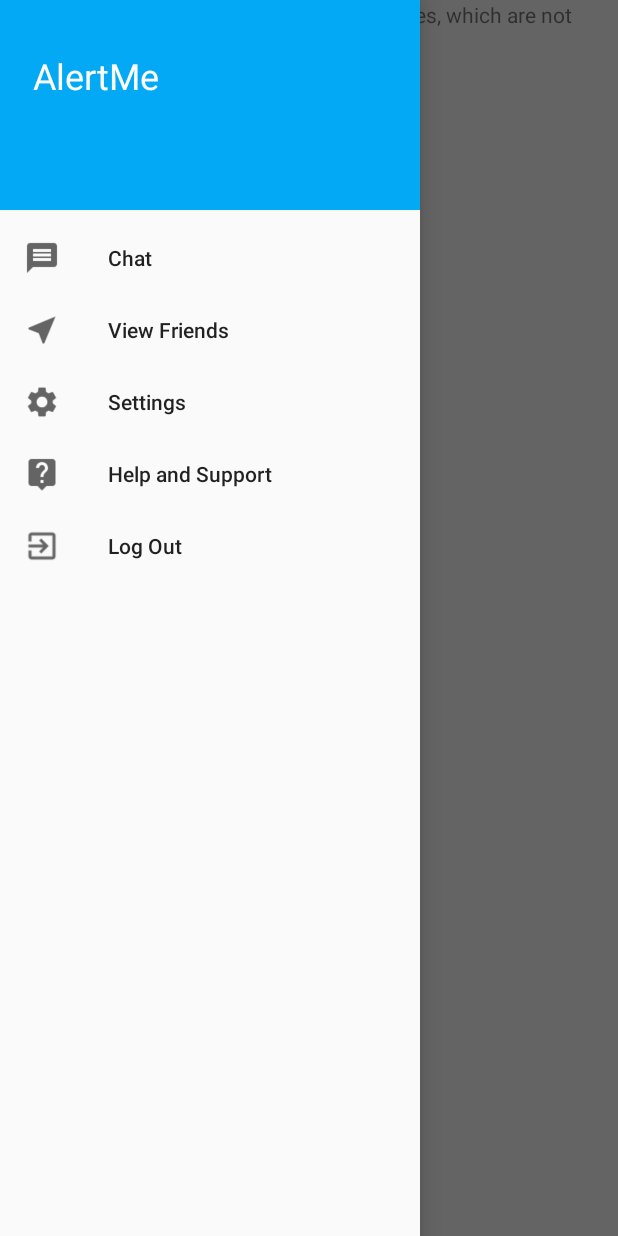
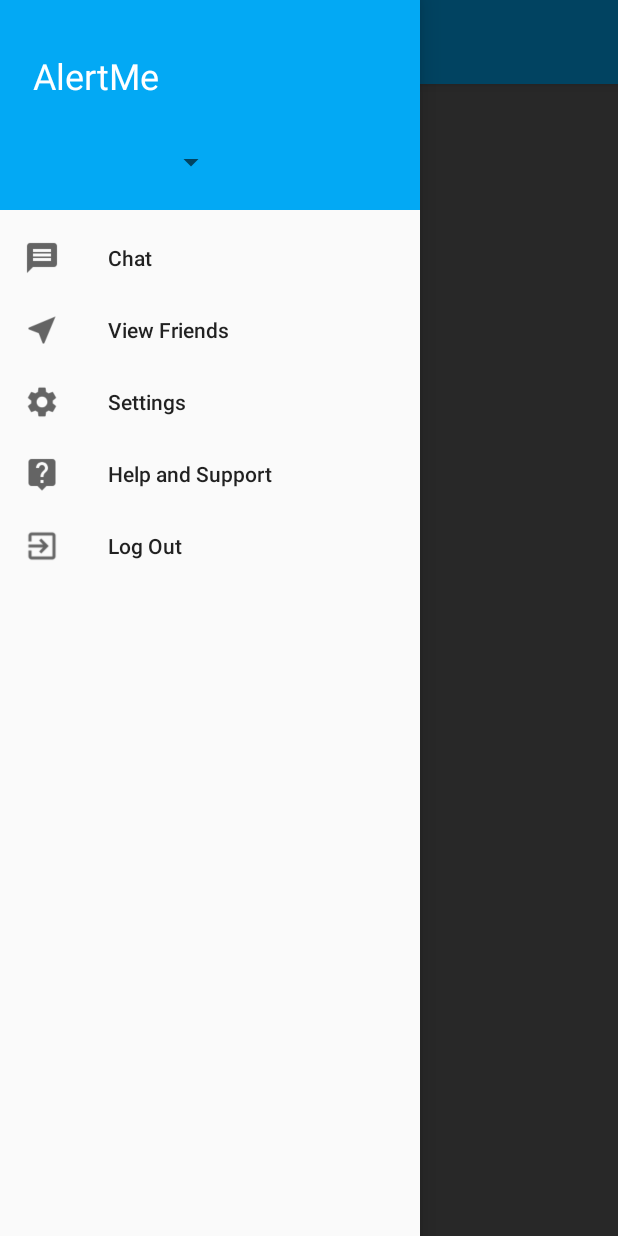
Before and after one commit to sanjulamadurapperuma/AlertMe, an Android app: the MapsActivity screen opened directly, with no data from a screen before it, with the side drawer open, on a phone screen of 412 x 824 dp. Run offline under Robolectric (Android 15) with nearby library versions, the phone set to English and light mode, and no system bars; our stand-ins replace Firebase (no records; nobody signed in at launch, a user with empty details on screens opened directly).

Commit message:
Fixed the error in MapsActivity

```diff
--- a/app/src/main/java/com/teamsos/android/alertme/ui/map/MapsActivity.java
+++ b/app/src/main/java/com/teamsos/android/alertme/ui/map/MapsActivity.java
@@ -10,11 +10,6 @@ import android.support.v7.app.ActionBarDrawerToggle;
 import android.support.v7.app.AppCompatActivity;
 import android.support.v7.widget.Toolbar;
 import android.view.MenuItem;
-import android.view.View;
-import android.widget.AdapterView;
-import android.widget.ArrayAdapter;
-import android.widget.Spinner;
-import android.widget.Toast;
 
 import com.google.android.gms.maps.CameraUpdateFactory;
 import com.google.android.gms.maps.GoogleMap;
@@ -56,54 +51,19 @@ public class MapsActivity extends AppCompatActivity implements OnMapReadyCallbac
         super.onCreate(savedInstanceState);
         setContentView(R.layout.activity_maps);
         toolbar = findViewById(R.id.toolbar);
-        //setSupportActionBar(toolbar);
+        setSupportActionBar(toolbar);
         setTitle("View Friends");
         drawerLayout = findViewById(R.id.maps);
         drawerToggle = new ActionBarDrawerToggle(this, drawerLayout, R.string.open, R.string.close);
         drawerLayout.addDrawerListener(drawerToggle);
         drawerToggle.syncState();
-        Objects.requireNonNull(getSupportActionBar()).setDisplayHomeAsUpEnabled(true);
-        final NavigationView navigationView = findViewById(R.id.nav_barMap);
+        getSupportActionBar().setDisplayHomeAsUpEnabled(true);
+        NavigationView navigationView = findViewById(R.id.nav_barMap);
         navigationView.setNavigationItemSelectedListener(this);
         // Obtain the SupportMapFragment and get notified when the map is ready to be used.
         SupportMapFragment mapFragment = (SupportMapFragment) getSupportFragmentManager()
                 .findFragmentById(R.id.map);
         mapFragment.getMapAsync(this);
-        View header=navigationView.getHeaderView(0);
-        final Spinner spinner = header.findViewById(R.id.Type);
-        spinner.setVisibility(View.GONE);
-        new HelpActivity().isUser(new com.teamsos.android.alertme.ui.help_and_support.Callback() {//To check if the user is a device owner
-            @Override
-            public void onCallback(boolean value) {
-                if (value){
-                     new HelpActivity().isFriend(new com.teamsos.android.alertme.ui.help_and_support.Callback() {
-                        @Override
-                        public void onCallback(boolean value) {
-                            if (value){//To check if the user is a friend
-                                spinner.setVisibility(View.VISIBLE);
-                                final String[] items = new String[2];
-                                items[0]="Owner";
-                                items[1]="Friend";
-
-                                spinner.setAdapter(new ArrayAdapter<String>(MapsActivity.this,android.R.layout.simple_spinner_dropdown_item,items ));
-                                spinner.setOnItemSelectedListener(new AdapterView.OnItemSelectedListener() {
-                                    @Override
-                                    public void onItemSelected(AdapterView<?> parent, View view, int position, long id) {
-                                        Toast.makeText(MapsActivity.this,items[position],Toast.LENGTH_SHORT).show();
-
-                                    }
-
-                                    @Override
-                                    public void onNothingSelected(AdapterView<?> parent) {
-
-                                    }
-                                });
-                            }
-                        }
-                    });
-                }
-            }
-        });
     }
 
 
--- a/app/src/main/res/layout/activity_maps.xml
+++ b/app/src/main/res/layout/activity_maps.xml
@@ -18,7 +18,20 @@
         android:layout_height="match_parent"
         tools:context=".ui.map.MapsActivity" />
 
+<LinearLayout
+    android:layout_width="match_parent"
+    android:layout_height="match_parent">
+    <android.support.design.widget.AppBarLayout
+    android:layout_width="match_parent"
+    android:layout_height="wrap_content"
+    android:background="@color/colorPrimary"
+    android:focusable="true"
+    android:focusableInTouchMode="true"
+    android:theme="@style/AppTheme.AppBarOverlay">
 
+    <include layout="@layout/toolbar_layout"/>
+</android.support.design.widget.AppBarLayout>
+</LinearLayout>
     <android.support.design.widget.NavigationView
         android:layout_width="wrap_content"
         android:layout_height="match_parent"
```
